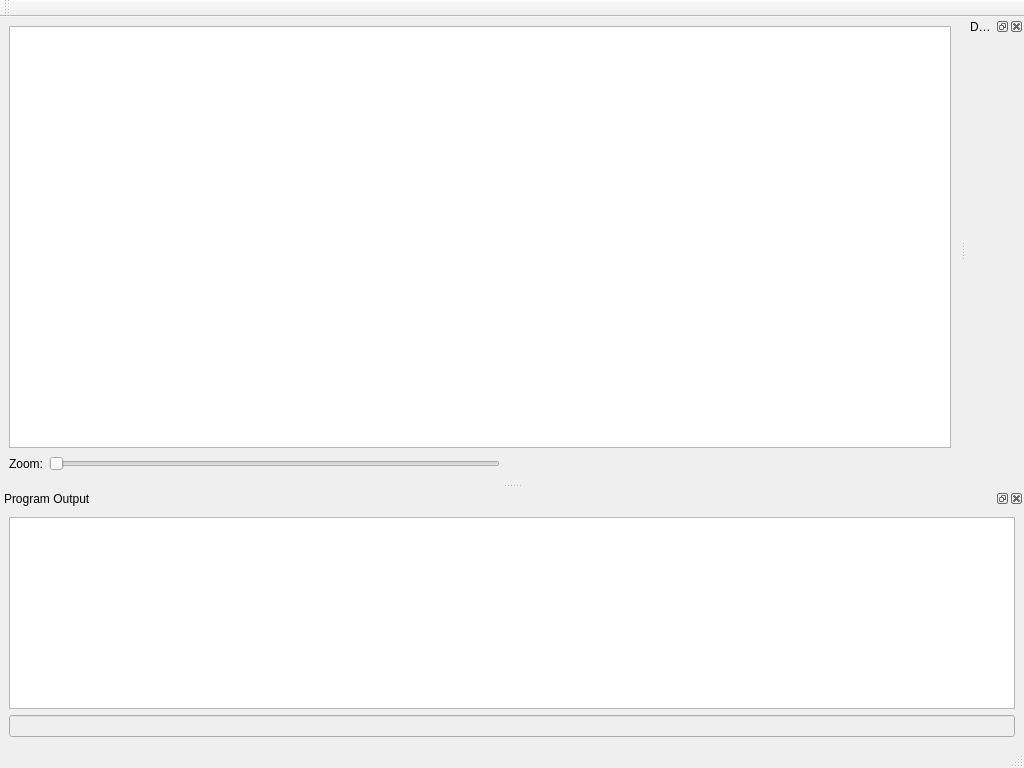
The window that MainWindow.ui (Ramblurr/PietCreator) describes before a commit, drawn with Qt 5.
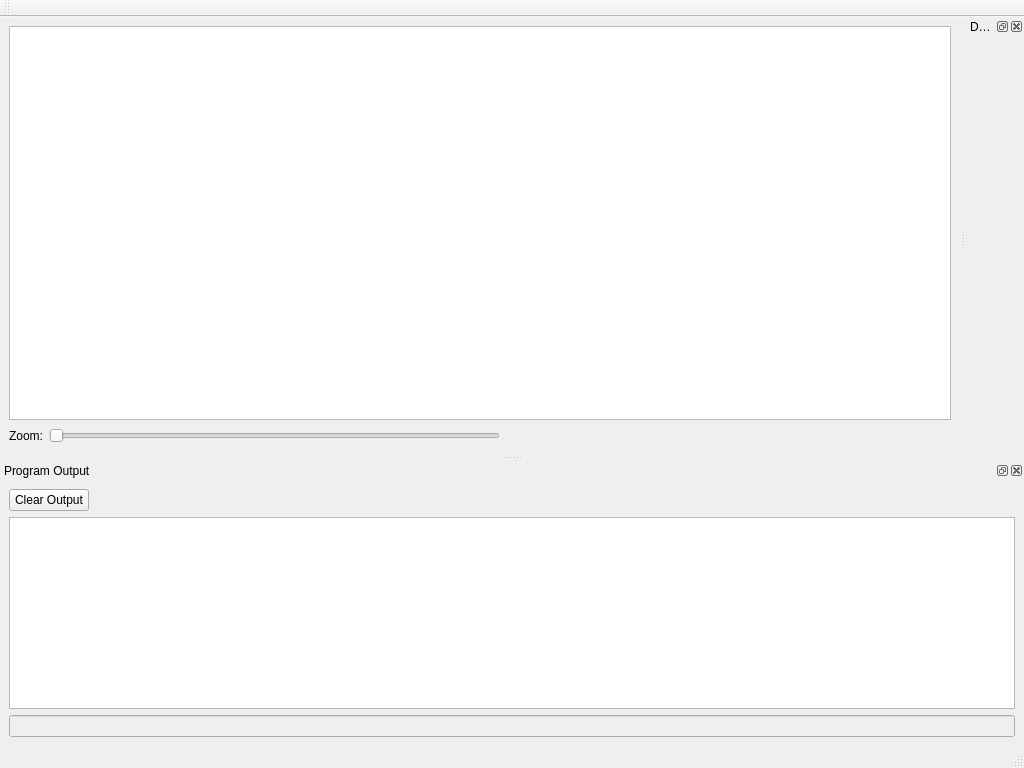
The same window after the commit.

Commit message: Add clear output view button

What changed in the file:
```diff
--- a/MainWindow.ui
+++ b/MainWindow.ui
@@ -132,6 +132,19 @@
    </attribute>
    <widget class="QWidget" name="dockWidgetContents">
     <layout class="QVBoxLayout" name="verticalLayout_3">
+     <item>
+      <widget class="QPushButton" name="mClearOutput">
+       <property name="sizePolicy">
+        <sizepolicy hsizetype="Fixed" vsizetype="Fixed">
+         <horstretch>0</horstretch>
+         <verstretch>0</verstretch>
+        </sizepolicy>
+       </property>
+       <property name="text">
+        <string>Clear Output</string>
+       </property>
+      </widget>
+     </item>
      <item>
       <widget class="QListView" name="mOutputView"/>
      </item>
```
Left out of the diff: 2 changed lines with no effect on the pictures. The commit also changes 2 other files.
